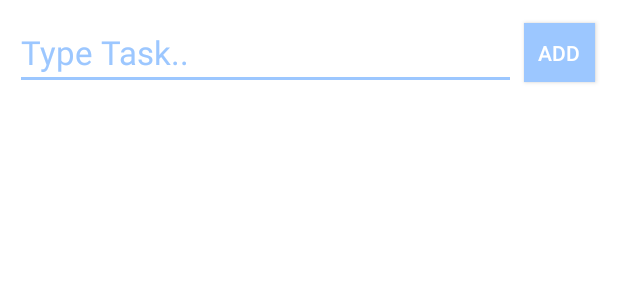
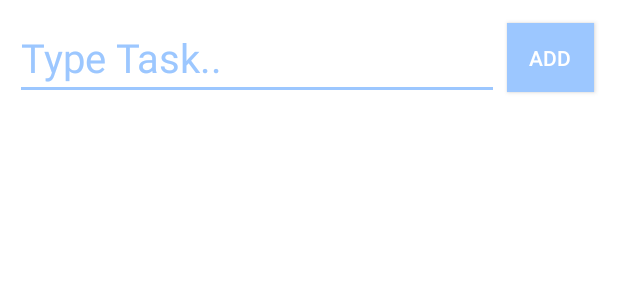
Before and after one commit to leighsalv/Chek, an Android app: the layout activity_main.xml on its own in the app's theme, with its tools: preview values and no code run, on a phone screen of 412 x 824 dp. Shown: the top 300 px of the screen. Run offline under Robolectric (Android 15) with nearby library versions, the phone set to English and light mode, and no system bars.

```diff
--- a/app/build.gradle
+++ b/app/build.gradle
@@ -6,8 +6,8 @@ android {
         applicationId "leighsalv.chek"
         minSdkVersion 15
         targetSdkVersion 28
-        versionCode 1
-        versionName "1.0"
+        versionCode 2
+        versionName "2.0"
         testInstrumentationRunner "android.support.test.runner.AndroidJUnitRunner"
     }
     buildTypes {
--- a/app/src/main/res/layout/activity_main.xml
+++ b/app/src/main/res/layout/activity_main.xml
@@ -26,13 +26,13 @@
             android:hint="@string/welcome"
             app:fontFamily="sans-serif"
             android:textColorHint="@color/blue"
-            android:textSize="10pt"
+            android:textSize="12pt"
             android:inputType="text"/>
 
         <Button
             android:id="@+id/add_btn"
             android:layout_width="0dp"
-            android:layout_weight="0.7"
+            android:layout_weight="0.9"
             android:layout_height="match_parent"
             android:layout_margin="5dp"
             android:text="@string/add_btn"
@@ -48,7 +48,7 @@
         android:layout_height="wrap_content"
         android:layout_marginBottom="30dp"
         android:textColor="@color/darkGray"
-        android:textSize="8pt"
+        android:textSize="10pt"
         android:choiceMode="multipleChoice">
     </ListView>
 
```
Also changed, not shown: app/src/main/java/leighsalv/chek/MainActivity.java (+22 -21 lines), 2 other files.
